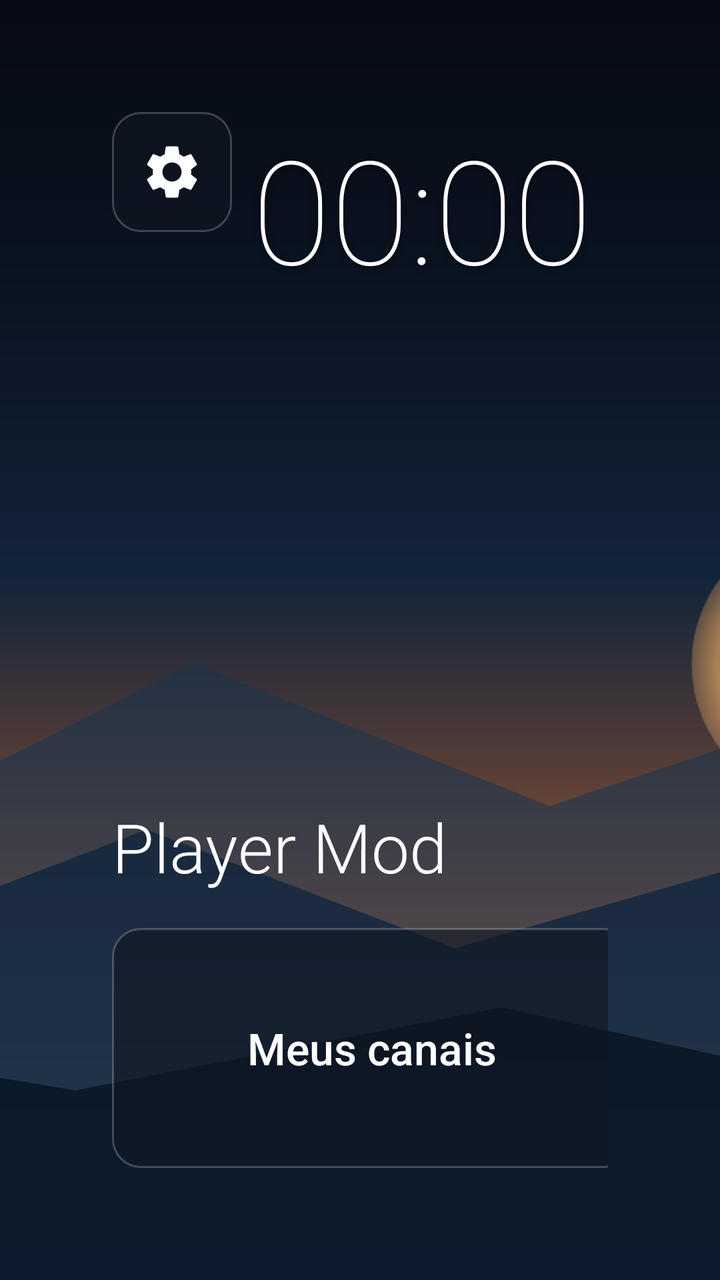
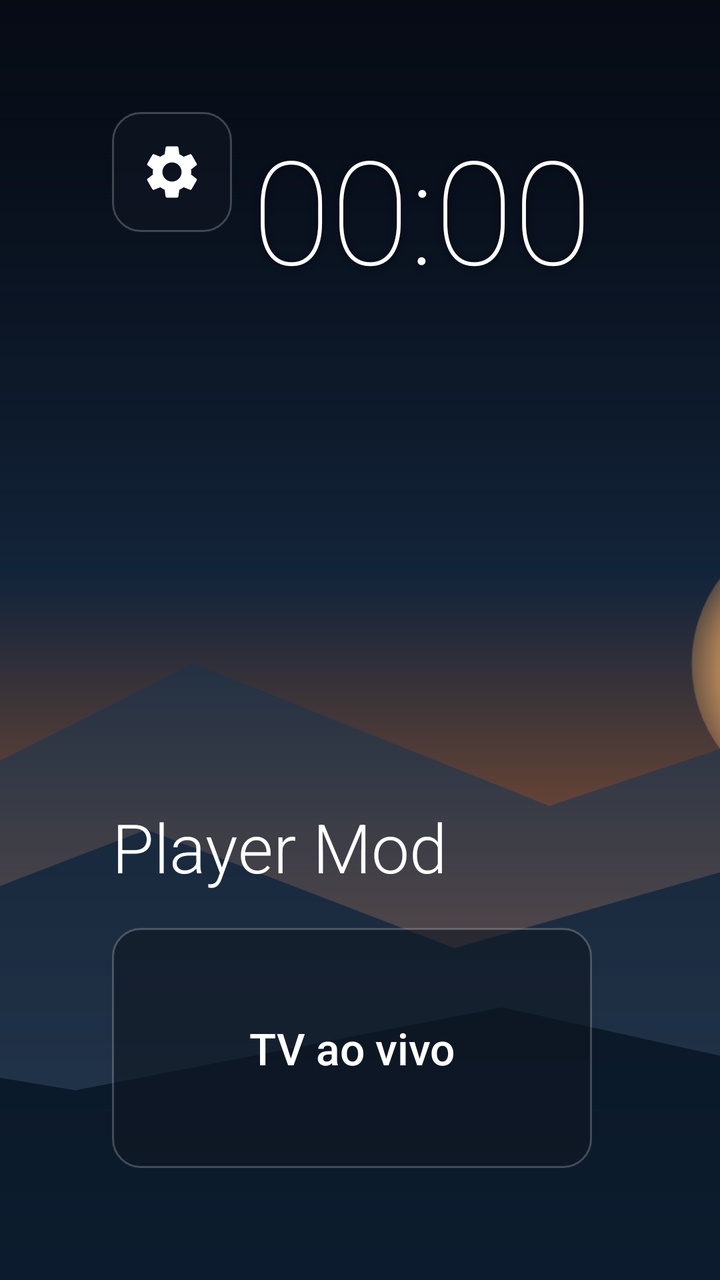

Screens rendered from an Android XML layout before and after an edit, with the pre-edit source and the edit as a unified diff.
<!-- AndroidManifest.xml: activity theme Theme.Player -->
<!-- res/layout/activity_main.xml -->
<?xml version="1.0" encoding="utf-8"?>
<FrameLayout xmlns:android="http://schemas.android.com/apk/res/android"
    android:layout_width="match_parent"
    android:layout_height="match_parent"
    android:background="#05080D">

    
    <ImageView
        android:id="@+id/bg_image"
        android:layout_width="match_parent"
        android:layout_height="match_parent"
        android:scaleType="centerCrop"
        android:src="@drawable/wallpaper"
        android:contentDescription="Papel de parede" />

    
    <View
        android:layout_width="match_parent"
        android:layout_height="match_parent"
        android:background="@drawable/scrim" />

    
    <LinearLayout
        android:layout_width="wrap_content"
        android:layout_height="wrap_content"
        android:layout_gravity="top|end"
        android:layout_marginTop="56dp"
        android:layout_marginEnd="64dp"
        android:gravity="end"
        android:orientation="vertical">

        <TextView
            android:id="@+id/clock_time"
            android:layout_width="wrap_content"
            android:layout_height="wrap_content"
            android:fontFamily="sans-serif-thin"
            android:text="00:00"
            android:textColor="@color/card_text"
            android:textSize="72sp"
            android:shadowColor="#80000000"
            android:shadowDx="0" android:shadowDy="2" android:shadowRadius="8" />

        <TextView
            android:id="@+id/clock_date"
            android:layout_width="wrap_content"
            android:layout_height="wrap_content"
            android:layout_marginTop="-6dp"
            android:fontFamily="sans-serif-light"
            android:text=""
            android:textColor="#D9FFFFFF"
            android:textSize="20sp" />
    </LinearLayout>

    
    <ImageButton
        android:id="@+id/btn_gear"
        android:layout_width="60dp"
        android:layout_height="60dp"
        android:layout_gravity="top|start"
        android:layout_marginTop="56dp"
        android:layout_marginStart="56dp"
        android:background="@drawable/card_bg"
                android:defaultFocusHighlightEnabled="false"
        android:contentDescription="Configurações"
        android:padding="12dp"
        android:src="@drawable/ic_gear" />

    
    <LinearLayout
        android:layout_width="match_parent"
        android:layout_height="wrap_content"
        android:layout_gravity="bottom|start"
        android:orientation="vertical"
        android:paddingStart="56dp"
        android:paddingEnd="56dp"
        android:paddingBottom="56dp">

        <TextView
            android:layout_width="wrap_content"
            android:layout_height="wrap_content"
            android:fontFamily="sans-serif-light"
            android:text="Player Mod"
            android:textColor="@color/card_text"
            android:textSize="34sp" />

        
        <LinearLayout
            android:layout_width="wrap_content"
            android:layout_height="wrap_content"
            android:layout_marginTop="18dp"
            android:orientation="horizontal">

            <TextView
                android:id="@+id/card_channels"
                android:layout_width="260dp"
                android:layout_height="120dp"
                android:background="@drawable/card_bg"
                android:focusable="true"
                android:clickable="true"
                android:defaultFocusHighlightEnabled="false"
                android:gravity="center"
                android:fontFamily="sans-serif-medium"
                android:text="Meus canais"
                android:textColor="@color/card_text"
                android:textSize="22sp" />

            <TextView
                android:id="@+id/card_settings"
                android:layout_width="260dp"
                android:layout_height="120dp"
                android:layout_marginStart="20dp"
                android:background="@drawable/card_bg"
                android:focusable="true"
                android:clickable="true"
                android:defaultFocusHighlightEnabled="false"
                android:gravity="center"
                android:fontFamily="sans-serif-medium"
                android:text="Configurações"
                android:textColor="@color/card_text"
                android:textSize="22sp" />

            <TextView
                android:id="@+id/card_test"
                android:layout_width="260dp"
                android:layout_height="120dp"
                android:layout_marginStart="20dp"
                android:background="@drawable/card_bg"
                android:focusable="true"
                android:clickable="true"
                android:defaultFocusHighlightEnabled="false"
                android:gravity="center"
                android:fontFamily="sans-serif-medium"
                android:text="Testar URL / demos"
                android:textColor="@color/card_text"
                android:textSize="22sp" />
        </LinearLayout>
    </LinearLayout>
</FrameLayout>
<!-- resources referenced by this layout -->
<resources>
  <!-- drawable card_bg (drawable) -->
  <?xml version="1.0" encoding="utf-8"?>
  <selector xmlns:android="http://schemas.android.com/apk/res/android">
      <item android:state_focused="true">
          <shape android:shape="rectangle">
              <solid android:color="#FFF5F5F7" />
              <corners android:radius="14dp" />
          </shape>
      </item>
      <item android:state_pressed="true">
          <shape android:shape="rectangle">
              <solid android:color="#FFE2E2E8" />
              <corners android:radius="14dp" />
          </shape>
      </item>
      <item>
          <shape android:shape="rectangle">
              <solid android:color="#99101722" />
              <stroke android:width="1dp" android:color="#38FFFFFF" />
              <corners android:radius="14dp" />
          </shape>
      </item>
  </selector>
  <!-- drawable ic_gear (drawable) -->
  <vector xmlns:android="http://schemas.android.com/apk/res/android"
      android:width="32dp" android:height="32dp"
      android:viewportWidth="24" android:viewportHeight="24"
      android:tint="#FFFFFF">
      <path android:fillColor="#FFFFFF"
          android:pathData="M19.14,12.94c0.04,-0.3 0.06,-0.61 0.06,-0.94c0,-0.32 -0.02,-0.64 -0.07,-0.94l2.03,-1.58c0.18,-0.14 0.23,-0.41 0.12,-0.61l-1.92,-3.32c-0.12,-0.22 -0.37,-0.29 -0.59,-0.22l-2.39,0.96c-0.5,-0.38 -1.03,-0.7 -1.62,-0.94L14.4,2.81c-0.04,-0.24 -0.24,-0.41 -0.48,-0.41h-3.84c-0.24,0 -0.43,0.17 -0.47,0.41L9.25,5.35C8.66,5.59 8.12,5.92 7.63,6.29L5.24,5.33c-0.22,-0.08 -0.47,0 -0.59,0.22L2.74,8.87C2.62,9.08 2.66,9.34 2.86,9.48l2.03,1.58C4.84,11.36 4.8,11.69 4.8,12s0.02,0.64 0.07,0.94l-2.03,1.58c-0.18,0.14 -0.23,0.41 -0.12,0.61l1.92,3.32c0.12,0.22 0.37,0.29 0.59,0.22l2.39,-0.96c0.5,0.38 1.03,0.7 1.62,0.94l0.36,2.54c0.05,0.24 0.24,0.41 0.48,0.41h3.84c0.24,0 0.44,-0.17 0.47,-0.41l0.36,-2.54c0.59,-0.24 1.13,-0.56 1.62,-0.94l2.39,0.96c0.22,0.08 0.47,0 0.59,-0.22l1.92,-3.32c0.12,-0.22 0.07,-0.47 -0.12,-0.61L19.14,12.94zM12,15.6c-1.98,0 -3.6,-1.62 -3.6,-3.6s1.62,-3.6 3.6,-3.6s3.6,1.62 3.6,3.6S13.98,15.6 12,15.6z" />
  </vector>
  <!-- drawable scrim (drawable) -->
  <?xml version="1.0" encoding="utf-8"?>
  <shape xmlns:android="http://schemas.android.com/apk/res/android" android:shape="rectangle">
      <gradient
          android:angle="90"
          android:startColor="#00000000"
          android:centerColor="#4D000000"
          android:endColor="#CC05080D"
          android:type="linear" />
  </shape>
  <!-- drawable wallpaper: vector/xml drawable (drawable, 2048 chars, omitted) -->
  <style name="Theme.Player" parent="Theme.AppCompat.NoActionBar">
          <item name="android:windowNoTitle">true</item>
          <item name="android:windowFullscreen">true</item>
          <item name="android:windowBackground">@android:color/black</item>
          <item name="colorAccent">#64D2FF</item>
          <item name="android:buttonStyle">@style/TvButton</item>
          <item name="buttonStyle">@style/TvButton</item>
      </style>
  <style name="TvButton" parent="Widget.AppCompat.Button">
          <item name="android:background">@drawable/card_bg</item>
          <item name="android:textColor">@color/card_text</item>
          <item name="android:textAllCaps">false</item>
          <item name="android:stateListAnimator">@null</item>
          <item name="android:defaultFocusHighlightEnabled">false</item>
          <item name="android:minWidth">0dp</item>
          <item name="android:paddingLeft">24dp</item>
          <item name="android:paddingRight">24dp</item>
          <item name="android:paddingTop">12dp</item>
          <item name="android:paddingBottom">12dp</item>
      </style>
</resources>

<!-- the commit's change to res/layout/activity_main.xml (unified diff, before → after) -->
@@ -91,8 +91,8 @@
             android:orientation="horizontal">
 
             <TextView
-                android:id="@+id/card_channels"
-                android:layout_width="260dp"
+                android:id="@+id/card_live"
+                android:layout_width="240dp"
                 android:layout_height="120dp"
                 android:background="@drawable/card_bg"
                 android:focusable="true"
@@ -100,13 +100,13 @@
                 android:defaultFocusHighlightEnabled="false"
                 android:gravity="center"
                 android:fontFamily="sans-serif-medium"
-                android:text="Meus canais"
+                android:text="TV ao vivo"
                 android:textColor="@color/card_text"
                 android:textSize="22sp" />
 
             <TextView
-                android:id="@+id/card_settings"
-                android:layout_width="260dp"
+                android:id="@+id/card_filmes"
+                android:layout_width="240dp"
                 android:layout_height="120dp"
                 android:layout_marginStart="20dp"
                 android:background="@drawable/card_bg"
@@ -115,13 +115,13 @@
                 android:defaultFocusHighlightEnabled="false"
                 android:gravity="center"
                 android:fontFamily="sans-serif-medium"
-                android:text="Configurações"
+                android:text="Filmes"
                 android:textColor="@color/card_text"
                 android:textSize="22sp" />
 
             <TextView
-                android:id="@+id/card_test"
-                android:layout_width="260dp"
+                android:id="@+id/card_series"
+                android:layout_width="240dp"
                 android:layout_height="120dp"
                 android:layout_marginStart="20dp"
                 android:background="@drawable/card_bg"
@@ -130,7 +130,7 @@
                 android:defaultFocusHighlightEnabled="false"
                 android:gravity="center"
                 android:fontFamily="sans-serif-medium"
-                android:text="Testar URL / demos"
+                android:text="Séries"
                 android:textColor="@color/card_text"
                 android:textSize="22sp" />
         </LinearLayout>
